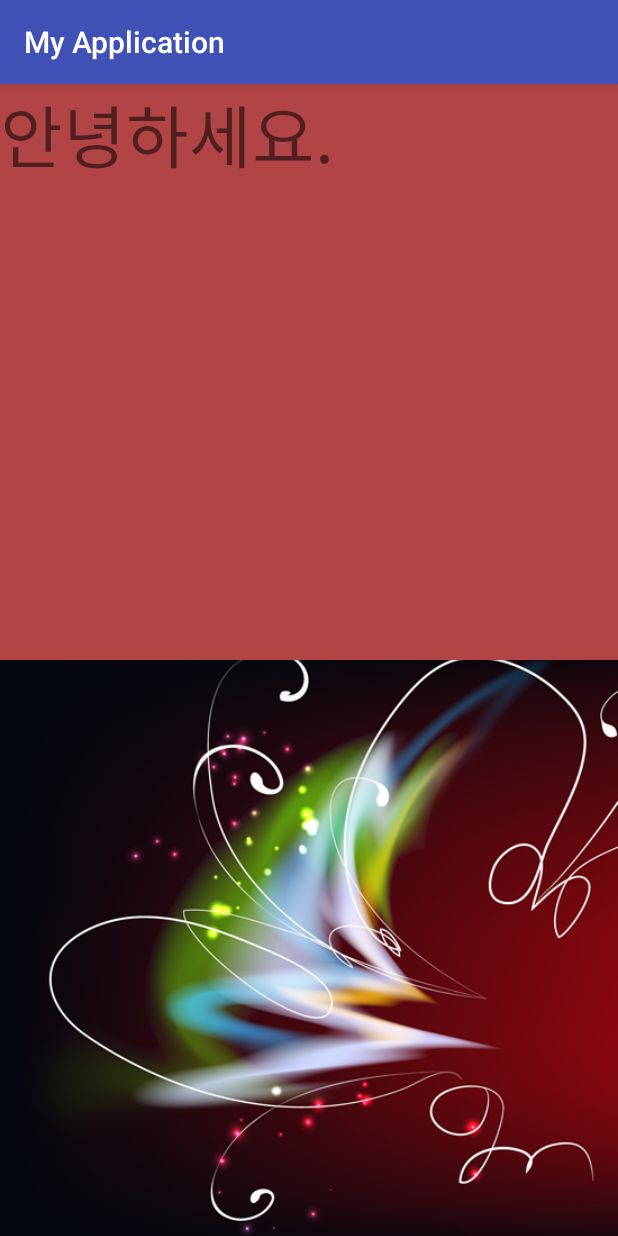
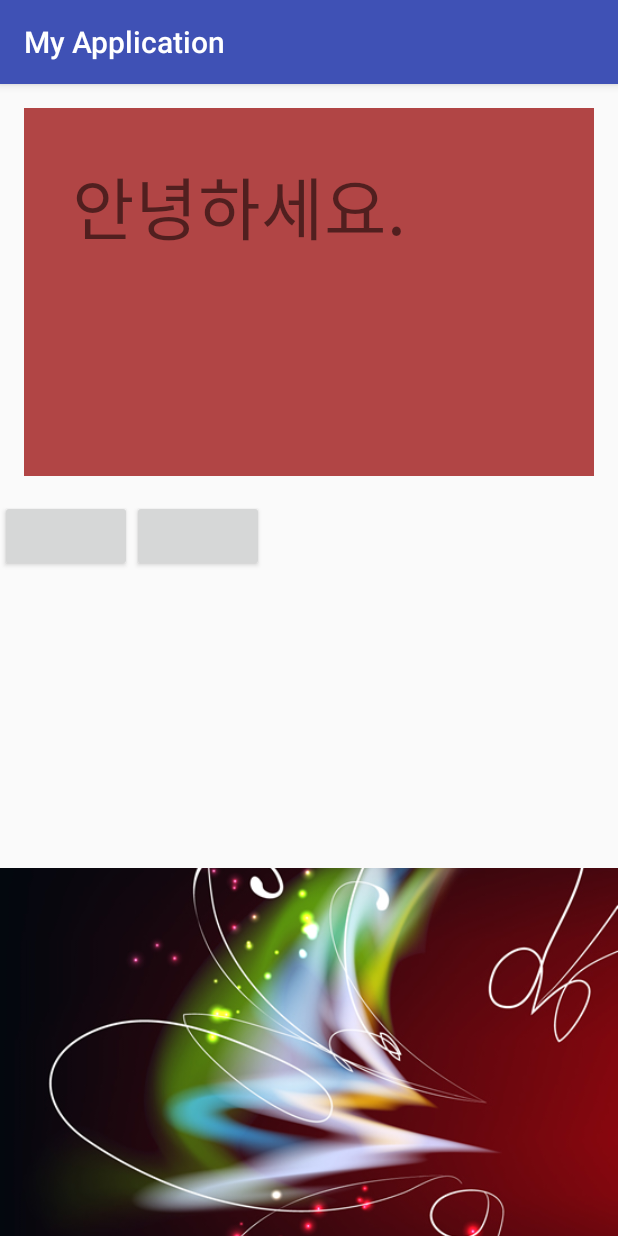
Before and after one commit to DuhyeonCho/MyFirstAndroidApp, an Android app: the screen it shows after launch (MainActivity), on a phone screen of 412 x 824 dp. Run offline under Robolectric (Android 15) with nearby library versions, the phone set to English and light mode, and no system bars.

Commit message:
layout_exam1

```diff
--- a/app/src/main/res/layout/activity_main.xml
+++ b/app/src/main/res/layout/activity_main.xml
@@ -10,17 +10,35 @@
     <TextView
         android:layout_width="match_parent"
         android:layout_height="0dp"
+        android:layout_margin="16dp"
         android:layout_weight="1"
         android:background="#b14545"
+        android:padding="32dp"
         android:text="안녕하세요."
         android:textSize="45sp" />
 
-    <ImageView
-        android:src="@drawable/man"
-        android:scaleType="centerCrop"
+    <LinearLayout
         android:layout_width="match_parent"
         android:layout_height="0dp"
         android:layout_weight="1"
-        android:id="@+id/imageView" />
+        android:orientation="horizontal">
+
+        <Button
+            android:layout_width="wrap_content"
+            android:layout_height="wrap_content" />
+
+        <Button
+            android:layout_width="wrap_content"
+            android:layout_height="wrap_content" />
+    </LinearLayout>
+
+
+    <ImageView
+        android:id="@+id/imageView"
+        android:layout_width="match_parent"
+        android:layout_height="0dp"
+        android:layout_weight="1"
+        android:scaleType="centerCrop"
+        android:src="@drawable/man" />
 
 </LinearLayout>
```
Also changed, not shown: app/src/main/res/layout/layout_exam1.xml (added, +36 -0 lines), app/src/main/res/drawable-hdpi/back1.jpg (added).
